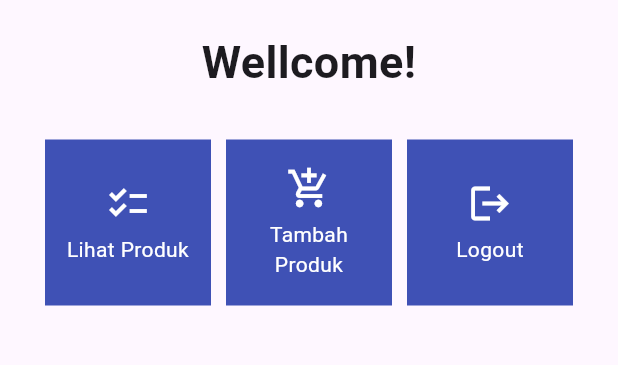
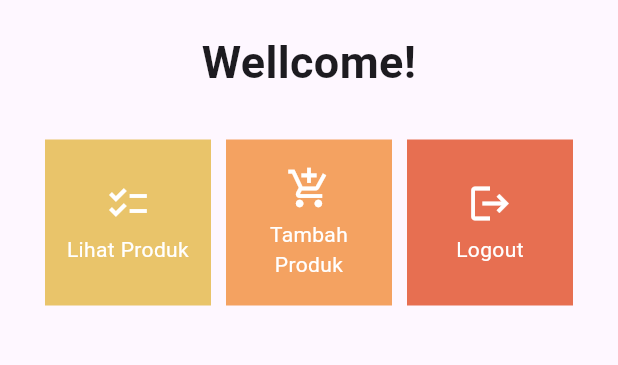
Before and after one commit to eryawww/trading_inventory_mobile, a Flutter app: the screen it shows after launch, on a phone screen of 412 x 824 dp, the part 84-449 px from its top. Run offline on Flutter 3.47's test engine with Material 2 defaults, Android fonts, the phone set to English and light mode, and no system bars.

Commit message:
lupa nambahin bonus

```diff
--- a/lib/menu.dart
+++ b/lib/menu.dart
@@ -4,16 +4,17 @@ class Menu extends StatelessWidget {
   Menu({Key? key}) : super(key: key);
 
   final List<ShopItem> items = [
-		ShopItem("Lihat Produk", Icons.checklist),
-		ShopItem("Tambah Produk", Icons.add_shopping_cart),
-		ShopItem("Logout", Icons.logout),
+    ShopItem("Lihat Produk", Icons.checklist, const Color(0xFFE9C46A)),
+    ShopItem("Tambah Produk", Icons.add_shopping_cart, const Color(0xFFF4A261)),
+    ShopItem("Logout", Icons.logout, const Color(0xFFE76F51)),
   ];
 
   @override
   Widget build(BuildContext context) {
     return Scaffold(
       appBar: AppBar(
-				title: const Text('Trading Inventory', style: TextStyle(color: Colors.white)),
+        title: const Text('Trading Inventory',
+            style: TextStyle(color: Colors.white)),
         backgroundColor: Colors.indigo,
       ),
       body: SingleChildScrollView(
@@ -23,12 +24,10 @@ class Menu extends StatelessWidget {
             children: <Widget>[
               const Padding(
                 padding: EdgeInsets.only(top: 10, bottom: 10),
-								child: Text("Wellcome!",
+                child: Text(
+                  "Wellcome!",
                   textAlign: TextAlign.center,
-									style: TextStyle(
-										fontSize: 30,
-										fontWeight: FontWeight.bold
-									),
+                  style: TextStyle(fontSize: 30, fontWeight: FontWeight.bold),
                 ),
               ),
               GridView.count(
@@ -56,14 +55,13 @@ class ShopCard extends StatelessWidget {
   @override
   Widget build(BuildContext context) {
     return Material(
-			color: Colors.indigo,
+      color: item.color,
       child: InkWell(
-				onTap: (){
+        onTap: () {
           ScaffoldMessenger.of(context)
             ..hideCurrentSnackBar()
-						..showSnackBar(
-							SnackBar(content: Text("Kamu telah menekan tombol ${item.name}!"))
-						);
+            ..showSnackBar(SnackBar(
+                content: Text("Kamu telah menekan tombol ${item.name}!")));
         },
         child: Container(
           padding: EdgeInsets.all(8),
@@ -94,6 +92,7 @@ class ShopCard extends StatelessWidget {
 class ShopItem {
   final String name;
   final IconData icon;
+  late Color color;
 
-  ShopItem(this.name, this.icon);
+  ShopItem(this.name, this.icon, this.color);
 }
```
Lines whose indentation alone changed are shown as unchanged.
